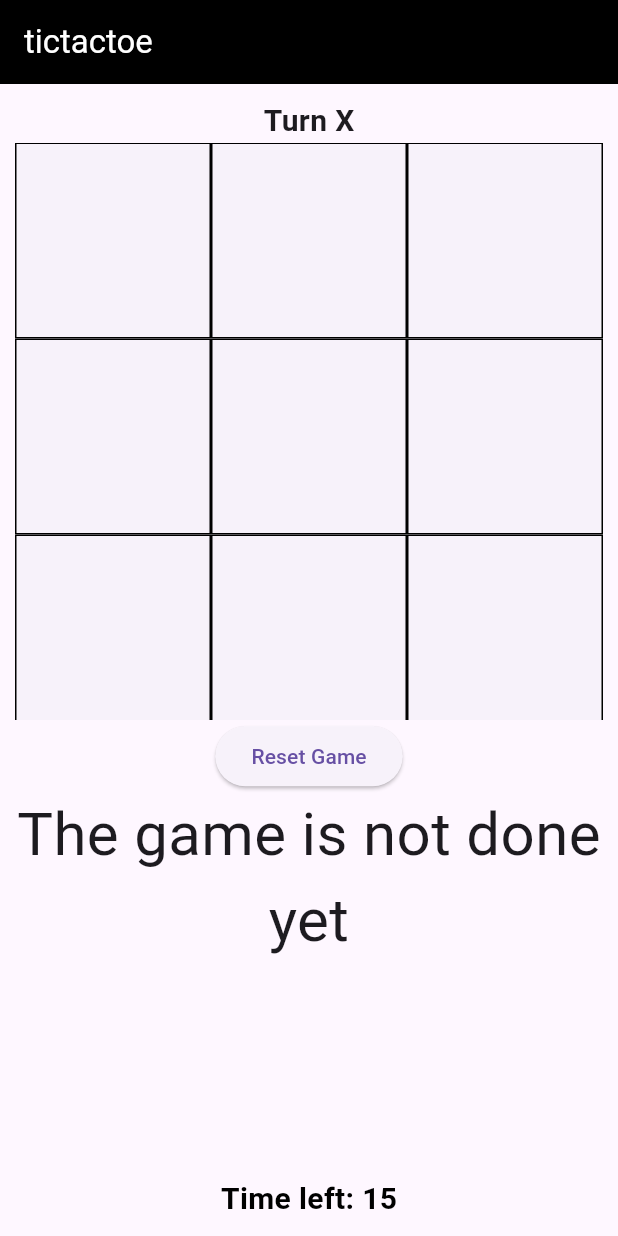
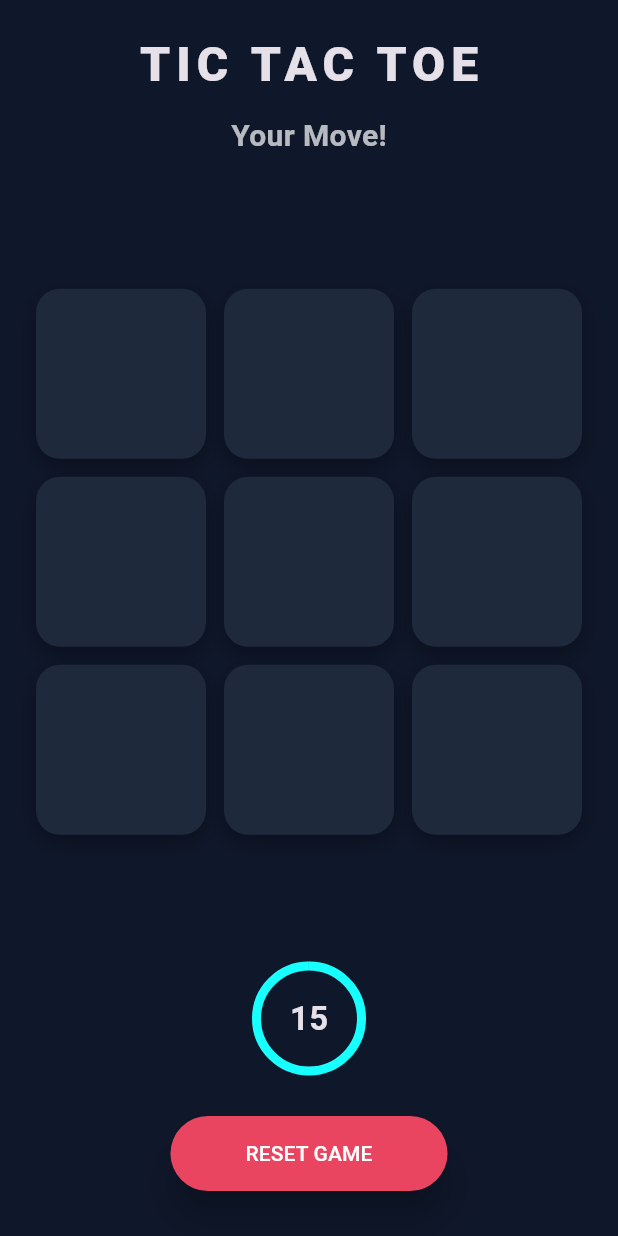
Before and after one commit to saianirudh-t/tictactoe, a Flutter app: the screen it shows after launch, on a phone screen of 412 x 824 dp. Run offline on Flutter 3.47's test engine with Material 3 defaults, Android fonts, the phone set to English and light mode, and no system bars.

Commit message:
Full UI redesign

```diff
--- a/lib/main.dart
+++ b/lib/main.dart
@@ -2,179 +2,284 @@ import 'package:flutter/material.dart';
 import 'dart:async';
 
 void main() {
-  runApp(const Game());
+  runApp(const TicTacToeApp());
 }
 
-Timer? timer;
-int remainingSeconds = 15; // Start at 30
-bool oTurn = false;
-
-List<String> display = List.filled(9, '');
-String winner = "The game is not done yet";
-String result = "no winner";
-String checkwinner() {
-  List<List<int>> winConditions = [
-    [0, 1, 2],
-    [3, 4, 5],
-    [6, 7, 8],
-    [0, 3, 6],
-    [1, 4, 7],
-    [2, 5, 8],
-    [0, 4, 8],
-    [2, 4, 6],
-  ];
-  for (var condition in winConditions) {
-    if (display[condition[0]] != '' &&
-        display[condition[0]] == display[condition[1]] &&
-        display[condition[0]] == display[condition[2]]) {
-      print('${display[condition[0]]} is the winner of the game');
-
-      return display[condition[0]];
-    }
-    if (!display.contains('')) {
-      return "draw";
-    }
-  }
-  return "no winner";
-}
-
-bool firstmove = display.every((ele) => ele == '');
-
-class Game extends StatefulWidget {
-  const Game({super.key});
-  @override
-  State<Game> createState() => _GameState();
-}
-
-class _GameState extends State<Game> {
-  bool oTurn = false;
-  void startMoveTimer() {
-    timer?.cancel(); // Cancel any existing timer before starting a new one
-    setState(() => remainingSeconds = 15);
-
-    timer = Timer.periodic(Duration(seconds: 1), (t) {
-      setState(() {
-        if (remainingSeconds > 0) {
-          remainingSeconds--;
-        } else {
-          // TIME EXCEEDED: Switch turns automatically
-          oTurn = !oTurn;
-          startMoveTimer(); // Restart clock for the next player
-        }
-      });
-    });
-  }
+class TicTacToeApp extends StatelessWidget {
+  const TicTacToeApp({super.key});
 
   @override
   Widget build(BuildContext context) {
     return MaterialApp(
       debugShowCheckedModeBanner: false,
-      home: Scaffold(
-        appBar: AppBar(
-          title: const Text("tictactoe"),
-          backgroundColor: Colors.black,
-          foregroundColor: Colors.white,
-        ),
-        body: Padding(
-          padding: EdgeInsets.all(10),
-          child: Column(
-            mainAxisAlignment: MainAxisAlignment.center,
-            crossAxisAlignment: CrossAxisAlignment.center,
-            children: [
-              Text(
-                "Turn ${oTurn ? "O" : "X"}",
-                style: TextStyle(fontSize: 20, fontWeight: FontWeight.bold),
-              ),
-              Expanded(
-                flex: 3,
-                child: GridView.builder(
-                  gridDelegate: const SliverGridDelegateWithFixedCrossAxisCount(
-                    crossAxisCount: 3,
-                  ),
-                  itemCount: 9,
-                  itemBuilder: (BuildContext context, int index) {
-                    return ElevatedButton(
-                      style: ElevatedButton.styleFrom(
-                        side: const BorderSide(color: Colors.black, width: 1.0),
-                        shape: const RoundedRectangleBorder(
-                          borderRadius: BorderRadius.zero,
+      theme: ThemeData.dark().copyWith(
+        scaffoldBackgroundColor: const Color(0xFF0F172A), // Deep Midnight
+        colorScheme: ColorScheme.fromSeed(
+          seedColor: Colors.cyanAccent,
+          brightness: Brightness.dark,
         ),
       ),
-                      onPressed: (display[index] == '' && result == "no winner")
-                          ? () {
+      home: const GameScreen(),
+    );
+  }
+}
+
+class GameScreen extends StatefulWidget {
+  const GameScreen({super.key});
+
+  @override
+  State<GameScreen> createState() => _GameScreenState();
+}
+
+class _GameScreenState extends State<GameScreen> {
+  // --- Game Logic State ---
+  List<String> display = List.filled(9, '');
+  bool oTurn = true;
+  String winnerMessage = "Your Move!";
+  String result = "no winner";
+  int remainingSeconds = 15;
+  Timer? timer;
+
+  final Color colorX = const Color(0xFFE94560); // Neon Pink/Red
+  final Color colorO = const Color(0xFF00D2FF); // Neon Cyan
+  final Color gridColor = const Color(0xFF1E293B); // Slate Blue
+
+  void startMoveTimer() {
+    timer?.cancel();
+    setState(() => remainingSeconds = 15);
+    timer = Timer.periodic(const Duration(seconds: 1), (t) {
+      if (remainingSeconds > 0) {
+        setState(() => remainingSeconds--);
+      } else {
+        handleMove(-1); // Timeout move
+      }
+    });
+  }
+
+  void handleMove(int index) {
+    if (result != "no winner") return;
+
     setState(() {
-                                // 1. Place the move
+      if (index != -1 && display[index] == '') {
         display[index] = oTurn ? "O" : "X";
         oTurn = !oTurn;
-                                // 2. Check for winner
-                                result = checkwinner();
-                                // 3. Handle Timer and Messages
-                                if (result == "X" || result == "O") {
-                                  winner = "The Winner is $result!";
-                                  timer?.cancel(); // Game over, stop timer
-                                } else if (result == "draw") {
-                                  winner = "It's a Draw!";
-                                  timer?.cancel(); // Game over, stop timer
+      } else if (index == -1) {
+        // Switch turn on timeout
+        oTurn = !oTurn;
+      }
+
+      result = checkWinner();
+      if (result != "no winner") {
+        timer?.cancel();
+        winnerMessage = result == "draw" ? "It's a Draw!" : "Winner: $result";
       } else {
-                                  winner = "The game is not done yet";
-                                  // RESET TIMER HERE: Calling this again restarts it at 30s
+        winnerMessage = "Player ${oTurn ? 'O' : 'X'}'s Turn";
         startMoveTimer();
       }
     });
   }
-                          : null,
 
-                      child: Text(
-                        display[index],
-                        style: TextStyle(
-                          fontSize: 80,
-                          fontWeight: FontWeight.bold,
+  String checkWinner() {
+    List<List<int>> winConditions = [
+      [0, 1, 2], [3, 4, 5], [6, 7, 8], // Rows
+      [0, 3, 6], [1, 4, 7], [2, 5, 8], // Cols
+      [0, 4, 8], [2, 4, 6], // Diagonals
+    ];
+
+    for (var condition in winConditions) {
+      if (display[condition[0]] != '' &&
+          display[condition[0]] == display[condition[1]] &&
+          display[condition[0]] == display[condition[2]]) {
+        return display[condition[0]];
+      }
+    }
+    if (!display.contains('')) return "draw";
+    return "no winner";
+  }
+
+  void resetGame() {
+    setState(() {
+      display = List.filled(9, '');
+      result = "no winner";
+      winnerMessage = "Your Move!";
+      oTurn = true;
+      remainingSeconds = 15;
+    });
+    timer?.cancel();
+  }
+
+  @override
+  void dispose() {
+    timer?.cancel();
+    super.dispose();
+  }
+
+  @override
+  Widget build(BuildContext context) {
+    return Scaffold(
+      body: SafeArea(
+        child: LayoutBuilder(
+          builder: (context, constraints) {
+            double maxWidth = constraints.maxWidth > 500
+                ? 500
+                : constraints.maxWidth;
+
+            return Center(
+              child: SizedBox(
+                width: maxWidth,
+                child: Column(
+                  children: [
+                    const SizedBox(height: 20),
+                    // Header Section
+                    _buildHeader(),
+                    const Spacer(),
+                    // The Game Grid
+                    _buildGrid(maxWidth),
+                    const Spacer(),
+                    // Bottom Section (Timer & Reset)
+                    _buildStatusArea(),
+                    const SizedBox(height: 30),
+                  ],
                 ),
               ),
             );
           },
         ),
       ),
-              ElevatedButton(
-                onPressed: () {
-                  setState(() {
-                    // 1. Stop the current timer completely
-                    timer?.cancel();
-                    // 2. Clear the board and reset state
-                    display = List.filled(9, '');
-                    result = "no winner";
-                    winner = "The game is not done yet";
-                    oTurn = true;
-                    remainingSeconds = 15; // Reset visual clock to default
-                    // 3. Reset your 'firstmove' flag
-                    firstmove = true;
-                  });
-                },
-                child: Text(result == "no winner" ? "Reset Game" : "New Game"),
-              ),
+    );
+  }
 
-              Expanded(
-                flex: 2,
-                child: Text(
-                  winner,
-                  style: TextStyle(fontSize: 40),
-                  textAlign: TextAlign.center,
+  Widget _buildHeader() {
+    return Column(
+      children: [
+        const Text(
+          "TIC TAC TOE",
+          style: TextStyle(
+            fontSize: 32,
+            fontWeight: FontWeight.w900,
+            letterSpacing: 4,
           ),
         ),
-              Text(
-                "Time left: $remainingSeconds",
+        const SizedBox(height: 10),
+        AnimatedSwitcher(
+          duration: const Duration(milliseconds: 300),
+          child: Text(
+            winnerMessage,
+            key: ValueKey(winnerMessage),
             style: TextStyle(
               fontSize: 20,
-                  color: remainingSeconds <= 5
-                      ? Colors.red
-                      : Colors.black, // Turn red at 5s
+              color: result == "no winner"
+                  ? Colors.white70
+                  : (result == "draw"
+                        ? Colors.orange
+                        : (result == "X" ? colorX : colorO)),
               fontWeight: FontWeight.bold,
             ),
+          ),
+        ),
+      ],
+    );
+  }
+
+  Widget _buildGrid(double width) {
+    return Padding(
+      padding: const EdgeInsets.all(24.0),
+      child: AspectRatio(
+        aspectRatio: 1,
+        child: GridView.builder(
+          physics: const NeverScrollableScrollPhysics(),
+          itemCount: 9,
+          gridDelegate: const SliverGridDelegateWithFixedCrossAxisCount(
+            crossAxisCount: 3,
+            crossAxisSpacing: 12,
+            mainAxisSpacing: 12,
+          ),
+          itemBuilder: (context, index) {
+            return GestureDetector(
+              onTap: () => handleMove(index),
+              child: AnimatedContainer(
+                duration: const Duration(milliseconds: 300),
+                decoration: BoxDecoration(
+                  color: gridColor,
+                  borderRadius: BorderRadius.circular(16),
+                  boxShadow: [
+                    BoxShadow(
+                      color: Colors.black.withOpacity(0.3),
+                      blurRadius: 10,
+                      offset: const Offset(0, 5),
+                    ),
+                  ],
+                ),
+                child: Center(
+                  child: AnimatedScale(
+                    scale: display[index] == '' ? 0.0 : 1.0,
+                    duration: const Duration(milliseconds: 400),
+                    curve: Curves.elasticOut,
+                    child: Text(
+                      display[index],
+                      style: TextStyle(
+                        fontSize: width * 0.15,
+                        fontWeight: FontWeight.w900,
+                        color: display[index] == "X" ? colorX : colorO,
+                        shadows: [
+                          Shadow(
+                            color: (display[index] == "X" ? colorX : colorO)
+                                .withOpacity(0.5),
+                            blurRadius: 20,
                           ),
                         ],
                       ),
                     ),
                   ),
+                ),
+              ),
+            );
+          },
+        ),
+      ),
+    );
+  }
+
+  Widget _buildStatusArea() {
+    return Column(
+      children: [
+        // Modern Timer
+        Stack(
+          alignment: Alignment.center,
+          children: [
+            SizedBox(
+              height: 70,
+              width: 70,
+              child: CircularProgressIndicator(
+                value: remainingSeconds / 15,
+                strokeWidth: 6,
+                backgroundColor: Colors.white10,
+                color: remainingSeconds <= 5
+                    ? Colors.redAccent
+                    : Colors.cyanAccent,
+              ),
+            ),
+            Text(
+              "$remainingSeconds",
+              style: const TextStyle(fontSize: 22, fontWeight: FontWeight.bold),
+            ),
+          ],
+        ),
+        const SizedBox(height: 30),
+        ElevatedButton(
+          onPressed: resetGame,
+          style: ElevatedButton.styleFrom(
+            backgroundColor: const Color(0xFFE94560),
+            foregroundColor: Colors.white,
+            padding: const EdgeInsets.symmetric(horizontal: 50, vertical: 15),
+            shape: RoundedRectangleBorder(
+              borderRadius: BorderRadius.circular(30),
+            ),
+            elevation: 10,
+          ),
+          child: Text(result == "no winner" ? "RESET GAME" : "PLAY AGAIN"),
+        ),
+      ],
     );
   }
 }
```
Lines whose indentation alone changed are shown as unchanged.
